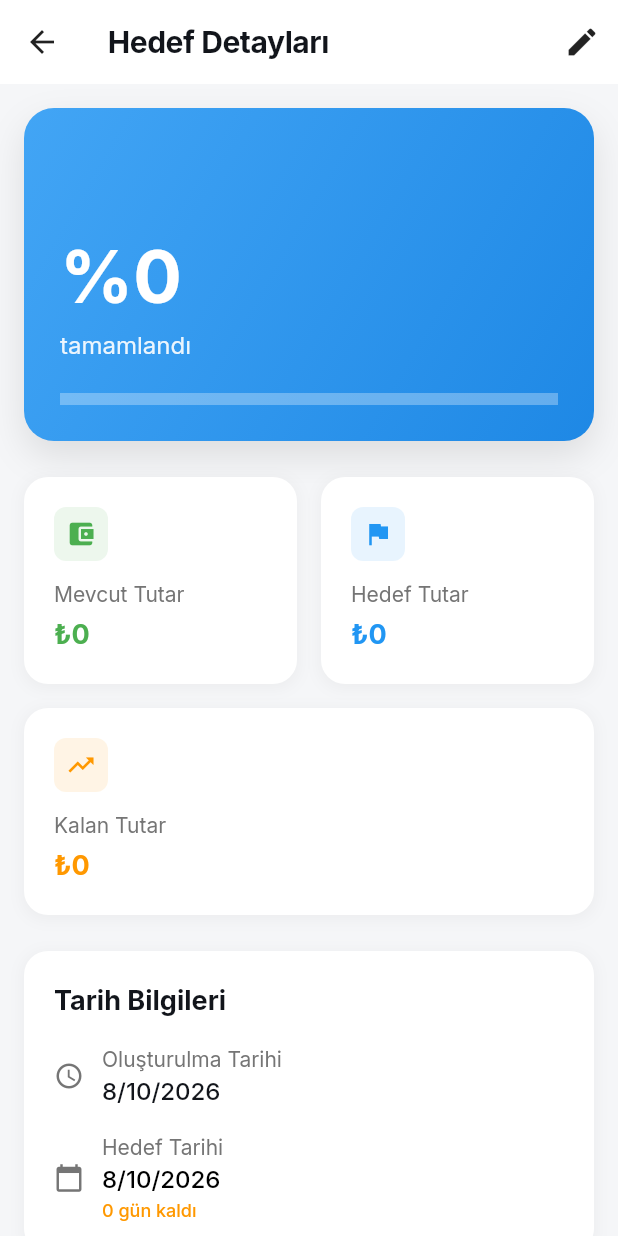
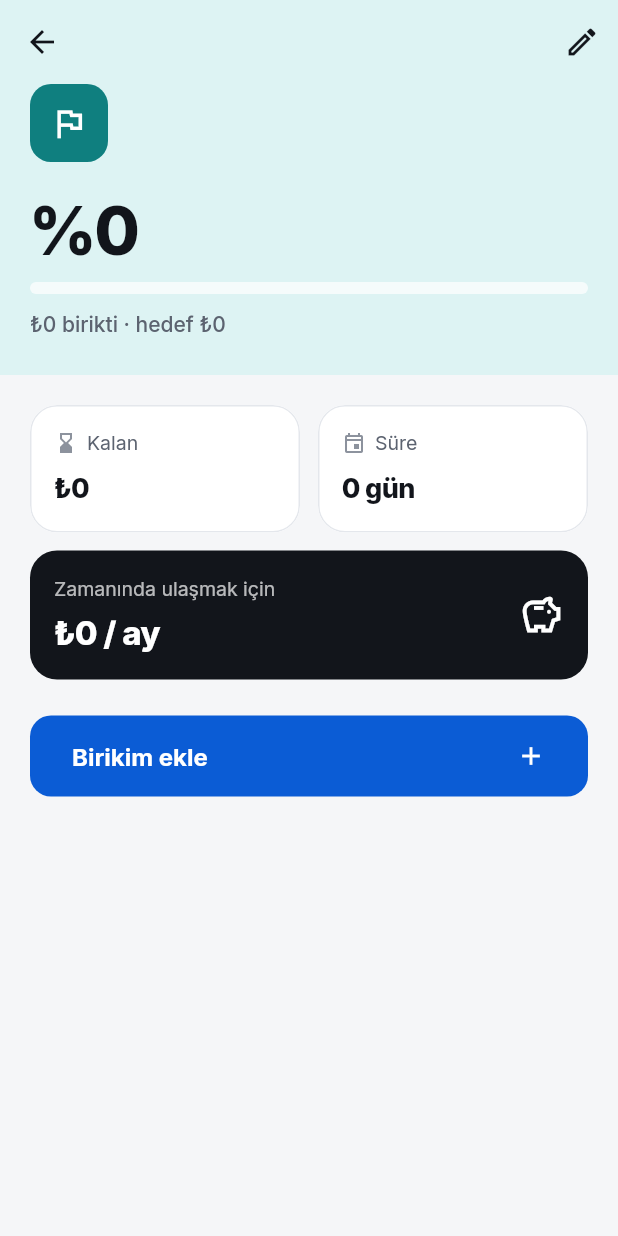
Before and after one commit to androcoderr/finance_app-, a Flutter app: the GoalDetailPage screen opened directly with empty values, on a phone screen of 412 x 824 dp. Run offline on Flutter 3.47's test engine with Material 3 defaults, Android fonts, the phone set to English and light mode, and no system bars; our stand-ins replace firebase_core, firebase_messaging, fl_chart, google_sign_in, image_picker, pdf and 6 more; missing offline and left inert: google_mlkit_text_recognition; accounts and stored records are empty.

Commit message:
Hedef detayı yeni tasarım; Türkçe kutlama penceresi; hedef tarihi hataları
- Hedef detayı: renkli başlık, kalan/süre, aylık birikim ihtiyacı
- easy_conffeti paketi yerine Türkçe kutlama penceresi (İngilizce 'Continue' kalktı)
- Son tarih goal_dates listesinden okunuyor (önceden hep 'belirlenmedi' görünüyordu)
- Hedef düzenlenince yeni son tarih sunucuya gönderiliyor
- Sunucuda olmayan 'oluşturulma tarihi' gösterimi kaldırıldı

Co-Authored-By: Claude Opus 5.5 <noreply@anthropic.com>

```diff
--- a/lib/models/goal_model.dart
+++ b/lib/models/goal_model.dart
@@ -29,10 +29,21 @@ class Goal {
     createdAt: DateTime.parse(
       json['created_at'] ?? DateTime.now().toIso8601String(),
     ),
-    targetDate: json['target_date'] != null
-        ? DateTime.parse(json['target_date'])
-        : null,
+    targetDate: _targetDateFrom(json),
   );
+
+  /// Sunucu son tarihi `goal_dates` listesinde gönderir; en son eklenen geçerlidir
+  static DateTime? _targetDateFrom(Map<String, dynamic> json) {
+    if (json['target_date'] != null) return DateTime.tryParse(json['target_date']);
+    final dates = (json['goal_dates'] as List?)
+            ?.map((d) => DateTime.tryParse('${(d as Map)['date']}'))
+            .whereType<DateTime>()
+            .toList() ??
+        [];
+    if (dates.isEmpty) return null;
+    dates.sort();
+    return dates.last;
+  }
 
   Map<String, dynamic> toJson() => {
     'id': id,
--- a/lib/services/goal_service.dart
+++ b/lib/services/goal_service.dart
@@ -130,6 +130,9 @@ class GoalService {
         'name': goal.name,
         'target_amount': goal.targetAmount,
         'current_amount': goal.currentAmount,
+        // Son tarih değiştiyse sunucu goal_dates kaydını günceller
+        if (goal.targetDate != null)
+          'goal_date': DateFormat('dd-MM-yyyy').format(goal.targetDate!),
       };
 
       print('🔗 PUT Goal URL: $baseUrl/goals/${goal.id}');
--- a/lib/views/widgets/goal_widgets/build_info_card.dart
+++ /dev/null
@@ -1,47 +0,0 @@
-import 'package:flutter/material.dart';
-
-Widget buildInfoCard(String title, String value, IconData icon, Color color) {
-  return Container(
-    padding: EdgeInsets.all(20),
-    decoration: BoxDecoration(
-      color: Colors.white,
-      borderRadius: BorderRadius.circular(16),
-      boxShadow: [
-        BoxShadow(
-          color: Colors.grey.withOpacity(0.1),
-          spreadRadius: 1,
-          blurRadius: 8,
-          offset: Offset(0, 2),
-        ),
-      ],
-    ),
-    child: Column(
-      crossAxisAlignment: CrossAxisAlignment.start,
-      children: [
-        Row(
-          children: [
-            Container(
-              padding: EdgeInsets.all(8),
-              decoration: BoxDecoration(
-                color: color.withOpacity(0.1),
-                borderRadius: BorderRadius.circular(8),
-              ),
-              child: Icon(icon, color: color, size: 20),
-            ),
-          ],
-        ),
-        SizedBox(height: 12),
-        Text(title, style: TextStyle(color: Colors.grey[600], fontSize: 14)),
-        SizedBox(height: 4),
-        Text(
-          value,
-          style: TextStyle(
-            fontSize: 18,
-            fontWeight: FontWeight.bold,
-            color: color,
-          ),
-        ),
-      ],
-    ),
-  );
-}
--- a/lib/views/widgets/goal_widgets/goal_detail_page.dart
+++ b/lib/views/widgets/goal_widgets/goal_detail_page.dart
@@ -1,13 +1,15 @@
 // Hedef Detay Sayfası
 import 'package:flutter/material.dart';
+import '../ui/celebration.dart';
 import 'package:test_borsa/utils/amount_parser.dart';
-import 'package:easy_conffeti/easy_conffeti.dart';
 
 import '../../../models/goal_model.dart';
 import '../../../services/goal_service.dart';
 import '../../../utils/error_handler.dart';
 import '../../goal_page.dart';
-import 'build_info_card.dart';
+import 'package:intl/intl.dart';
+import '../ui/ui.dart';
+import 'goal_style.dart';
 
 class GoalDetailPage extends StatefulWidget {
   final Goal goal;
@@ -30,291 +32,196 @@ class _GoalDetailPageState extends State<GoalDetailPage> {
 
   @override
   Widget build(BuildContext context) {
-    final remainingAmount =
-        currentGoal.targetAmount - currentGoal.currentAmount;
-    final progressPercent = (currentGoal.progress * 100).clamp(0, 100);
-    final isCompleted = currentGoal.progress >= 1.0;
+    final c = context.colors;
+    final g = currentGoal;
+    final style = goalStyle(g);
+    final tone = context.tone(style.tone);
+    final progress = g.progress.clamp(0.0, 1.0);
+    final remaining = (g.targetAmount - g.currentAmount).clamp(0.0, double.infinity);
+    final isCompleted = g.progress >= 1.0;
     final isOverdue =
-        currentGoal.targetDate != null &&
-        currentGoal.targetDate!.isBefore(DateTime.now()) &&
-        !isCompleted;
-
-    int? daysLeft;
-    if (currentGoal.targetDate != null && !isCompleted) {
-      daysLeft = currentGoal.targetDate!.difference(DateTime.now()).inDays;
+        g.targetDate != null && g.targetDate!.isBefore(DateTime.now()) && !isCompleted;
+    final daysLeft = g.targetDate?.difference(DateTime.now()).inDays;
+    double? monthly;
+    if (g.targetDate != null && !isCompleted && !isOverdue) {
+      final now = DateTime.now();
+      var months = (g.targetDate!.year - now.year) * 12 + g.targetDate!.month - now.month;
+      if (months < 1) months = 1;
+      monthly = remaining / months;
     }
 
     return Scaffold(
       appBar: AppBar(
-        title: Text('Hedef Detayları'),
-        backgroundColor: Colors.white,
-        foregroundColor: Colors.black87,
-        elevation: 0,
+        backgroundColor: tone.background,
         actions: [
-          IconButton(icon: Icon(Icons.edit), onPressed: () => _editGoal()),
-        ],
-      ),
-      body: SingleChildScrollView(
-        padding: EdgeInsets.all(16),
-        child: Column(
-          crossAxisAlignment: CrossAxisAlignment.start,
-          children: [
-            // Ana kart
-            Container(
-              width: double.infinity,
-              padding: EdgeInsets.all(24),
-              decoration: BoxDecoration(
-                gradient: LinearGradient(
-                  colors: isCompleted
-                      ? [Colors.green.shade400, Colors.green.shade600]
-                      : [Colors.blue.shade400, Colors.blue.shade600],
-                  begin: Alignment.topLeft,
-                  end: Alignment.bottomRight,
-                ),
-                borderRadius: BorderRadius.circular(20),
-                boxShadow: [
-                  BoxShadow(
-                    color: Colors.black.withOpacity(0.1),
-                    spreadRadius: 0,
-                    blurRadius: 20,
-                    offset: Offset(0, 10),
+          IconButton(
+            tooltip: 'Düzenle',
+            icon: const Icon(Icons.edit_outlined),
+            onPressed: _editGoal,
           ),
         ],
       ),
+      body: ListView(
+        padding: EdgeInsets.zero,
+        children: [
+          Container(
+            color: tone.background,
+            padding: const EdgeInsets.fromLTRB(
+                AppSpace.page, 0, AppSpace.page, AppSpace.xl),
             child: Column(
               crossAxisAlignment: CrossAxisAlignment.start,
               children: [
                 Row(
                   children: [
+                    Container(
+                      width: 52,
+                      height: 52,
+                      decoration: BoxDecoration(
+                        color: tone.foreground,
+                        borderRadius: BorderRadius.circular(14),
+                      ),
+                      child: Icon(style.icon, color: Colors.white, size: 26),
+                    ),
+                    const SizedBox(width: AppSpace.lg),
                     Expanded(
                       child: Text(
-                          currentGoal.name,
-                          style: TextStyle(
-                            color: Colors.white,
-                            fontSize: 24,
-                            fontWeight: FontWeight.bold,
+                        g.name,
+                        style: Theme.of(context).textTheme.headlineSmall,
                       ),
                     ),
-                      ),
-                      if (isCompleted)
-                        Icon(Icons.check_circle, color: Colors.white, size: 32),
                   ],
                 ),
-                  SizedBox(height: 20),
-
-                  // İlerleme yüzdesi
+                const SizedBox(height: AppSpace.xl),
+                Row(
+                  crossAxisAlignment: CrossAxisAlignment.end,
+                  children: [
                     Text(
-                    '%${progressPercent.toInt()}',
+                      Money.percent(progress * 100),
                       style: TextStyle(
-                      color: Colors.white,
-                      fontSize: 48,
-                      fontWeight: FontWeight.bold,
+                        fontSize: 44,
+                        fontWeight: FontWeight.w800,
+                        letterSpacing: -1.6,
+                        color: c.text,
+                        height: 1,
                       ),
                     ),
-                  Text(
-                    'tamamlandı',
-                    style: TextStyle(
-                      color: Colors.white.withOpacity(0.9),
-                      fontSize: 16,
+                    const Spacer(),
+                    if (isCompleted)
+                      StatusPill(
+                        label: 'Tamamlandı',
+                        icon: Icons.check,
+                        foreground: c.income,
+                        background: c.surface,
+                      )
+                    else if (isOverdue)
+                      StatusPill(
+                        label: 'Süresi geçti',
+                        foreground: c.expense,
+                        background: c.surface,
+                      ),
+                  ],
+                ),
+                const SizedBox(height: AppSpace.md),
+                ClipRRect(
+                  borderRadius: BorderRadius.circular(4),
+                  child: LinearProgressIndicator(
+                    value: progress,
+                    minHeight: 8,
+                    color: tone.foreground,
+                    backgroundColor: c.surface.withValues(alpha: 0.7),
                   ),
                 ),
-
-                  SizedBox(height: 20),
-
-                  // İlerleme çubuğu
-                  LinearProgressIndicator(
-                    value: currentGoal.progress.clamp(0.0, 1.0),
-                    backgroundColor: Colors.white.withOpacity(0.3),
-                    valueColor: AlwaysStoppedAnimation<Color>(Colors.white),
-                    minHeight: 8,
+                const SizedBox(height: 10),
+                Text(
+                  '${Money.format(g.currentAmount)} birikti · hedef ${Money.format(g.targetAmount)}',
+                  style: TextStyle(color: c.textMuted, fontWeight: FontWeight.w500),
                 ),
               ],
             ),
           ),
-
-            SizedBox(height: 24),
-
-            // Tutar bilgileri
+          Padding(
+            padding: const EdgeInsets.all(AppSpace.page),
+            child: Column(
+              crossAxisAlignment: CrossAxisAlignment.stretch,
+              children: [
                 Row(
                   children: [
                     Expanded(
-                  child: buildInfoCard(
-                    'Mevcut Tutar',
-                    '₺${_formatMoney(currentGoal.currentAmount)}',
-                    Icons.account_balance_wallet,
-                    Colors.green,
+                      child: _Stat(
+                        label: 'Kalan',
+                        value: Money.format(remaining),
+                        icon: Icons.hourglass_bottom,
                       ),
                     ),
-                SizedBox(width: 16),
+                    const SizedBox(width: AppSpace.md),
                     Expanded(
-                  child: buildInfoCard(
-                    'Hedef Tutar',
-                    '₺${_formatMoney(currentGoal.targetAmount)}',
-                    Icons.flag,
-                    Colors.blue,
+                      child: _Stat(
+                        label: g.targetDate == null ? 'Son tarih' : 'Süre',
+                        value: g.targetDate == null
+                            ? 'Belirlenmedi'
+                            : isCompleted
+                                ? DateFormat('d MMM y', 'tr_TR').format(g.targetDate!)
+                                : isOverdue
+                                    ? '${-daysLeft!} gün geçti'
+                                    : '$daysLeft gün',
+                        icon: Icons.event_outlined,
+                        valueColor: isOverdue ? c.expense : null,
                       ),
                     ),
                   ],
                 ),
-
-            SizedBox(height: 16),
-
-            if (!isCompleted)
-              buildInfoCard(
-                'Kalan Tutar',
-                '₺${_formatMoney(remainingAmount)}',
-                Icons.trending_up,
-                Colors.orange,
+                if (monthly != null) ...[
+                  const SizedBox(height: AppSpace.md),
+                  Container(
+                    padding: const EdgeInsets.all(AppSpace.lg),
+                    decoration: BoxDecoration(
+                      color: c.ink,
+                      borderRadius: BorderRadius.circular(AppRadius.lg),
                     ),
-
-            SizedBox(height: 24),
-
-            // Tarih bilgileri
-            Container(
-              padding: EdgeInsets.all(20),
-              decoration: BoxDecoration(
-                color: Colors.white,
-                borderRadius: BorderRadius.circular(16),
-                boxShadow: [
-                  BoxShadow(
-                    color: Colors.grey.withOpacity(0.1),
-                    spreadRadius: 1,
-                    blurRadius: 8,
-                    offset: Offset(0, 2),
-                  ),
-                ],
-              ),
-              child: Column(
-                crossAxisAlignment: CrossAxisAlignment.start,
+                    child: Row(
                       children: [
-                  Text(
-                    'Tarih Bilgileri',
-                    style: TextStyle(fontSize: 18, fontWeight: FontWeight.bold),
-                  ),
-                  SizedBox(height: 16),
-
-                  Row(
-                    children: [
-                      Icon(Icons.schedule, color: Colors.grey[600], size: 20),
-                      SizedBox(width: 12),
                         Expanded(
                           child: Column(
                             crossAxisAlignment: CrossAxisAlignment.start,
                             children: [
                               Text(
-                              'Oluşturulma Tarihi',
+                                'Zamanında ulaşmak için',
                                 style: TextStyle(
-                                color: Colors.grey[600],
-                                fontSize: 14,
+                                  color: c.onInk.withValues(alpha: 0.7),
+                                  fontSize: 13,
                                 ),
                               ),
+                              const SizedBox(height: 4),
                               Text(
-                              _formatDate(currentGoal.createdAt),
+                                '${Money.format(monthly.ceilToDouble())} / ay',
                                 style: TextStyle(
-                                fontWeight: FontWeight.w500,
-                                fontSize: 16,
+                                  color: c.onInk,
+                                  fontSize: 22,
+                                  fontWeight: FontWeight.w800,
+                                  letterSpacing: -0.5,
                                 ),
+                              ),
+                            ],
+                          ),
+                        ),
+                        Icon(Icons.savings_outlined, color: c.onInk, size: 30),
+                      ],
+                    ),
+                  ),
+                ],
+                const SizedBox(height: AppSpace.xl),
+                if (!isCompleted)
+                  AppButton(
+                    label: 'Birikim ekle',
+                    icon: Icons.add,
+                    onPressed: _showUpdateProgressDialog,
                   ),
               ],
             ),
           ),
         ],
       ),
-
-                  if (currentGoal.targetDate != null) ...[
-                    SizedBox(height: 16),
-                    Row(
-                      children: [
-                        Icon(
-                          Icons.calendar_today,
-                          color: isOverdue ? Colors.red : Colors.grey[600],
-                          size: 20,
-                        ),
-                        SizedBox(width: 12),
-                        Expanded(
-                          child: Column(
-                            crossAxisAlignment: CrossAxisAlignment.start,
-                            children: [
-                              Text(
-                                'Hedef Tarihi',
-                                style: TextStyle(
-                                  color: Colors.grey[600],
-                                  fontSize: 14,
-                                ),
-                              ),
-                              Text(
-                                _formatDate(currentGoal.targetDate!),
-                                style: TextStyle(
-                                  fontWeight: FontWeight.w500,
-                                  fontSize: 16,
-                                  color: isOverdue ? Colors.red : Colors.black,
-                                ),
-                              ),
-                              if (daysLeft != null)
-                                Text(
-                                  isCompleted
-                                      ? 'Hedef tamamlandı'
-                                      : isOverdue
-                                      ? '${daysLeft.abs()} gün gecikti'
-                                      : '$daysLeft gün kaldı',
-                                  style: TextStyle(
-                                    fontSize: 12,
-                                    color: isCompleted
-                                        ? Colors.green
-                                        : isOverdue
-                                        ? Colors.red
-                                        : Colors.orange,
-                                    fontWeight: FontWeight.w500,
-                                  ),
-                                ),
-                            ],
-                          ),
-                        ),
-                      ],
-                    ),
-                  ],
-                ],
-              ),
-            ),
-
-            SizedBox(height: 24),
-
-            // İlerleme güncelleme butonu
-            if (!isCompleted)
-              SizedBox(
-                width: double.infinity,
-                child: ElevatedButton.icon(
-                  onPressed: _showUpdateProgressDialog,
-                  icon: Icon(Icons.add),
-                  label: Text('İlerleme Ekle'),
-                  style: ElevatedButton.styleFrom(
-                    backgroundColor: Colors.green,
-                    foregroundColor: Colors.white,
-                    padding: EdgeInsets.symmetric(vertical: 16),
-                    shape: RoundedRectangleBorder(
-                      borderRadius: BorderRadius.circular(12),
-                    ),
-                  ),
-                ),
-              ),
-          ],
-        ),
-      ),
     );
-  }
-
-  String _formatMoney(double amount) {
-    if (amount >= 1000000) {
-      return '${(amount / 1000000).toStringAsFixed(1)}M';
-    } else if (amount >= 1000) {
-      return '${(amount / 1000).toStringAsFixed(1)}K';
-    } else {
-      return amount.toStringAsFixed(0);
-    }
-  }
-
-  String _formatDate(DateTime date) {
-    return '${date.day}/${date.month}/${date.year}';
   }
 
   void _showUpdateProgressDialog() {
@@ -323,13 +230,13 @@ class _GoalDetailPageState extends State<GoalDetailPage> {
     showDialog(
       context: context,
       builder: (dialogContext) => AlertDialog(
-        title: Text('İlerleme Ekle'),
+        title: Text('Birikim ekle'),
         content: Column(
           mainAxisSize: MainAxisSize.min,
           crossAxisAlignment: CrossAxisAlignment.start,
           children: [
-            Text('Mevcut tutar: ₺${_formatMoney(currentGoal.currentAmount)}'),
-            Text('Hedef tutar: ₺${_formatMoney(currentGoal.targetAmount)}'),
+            Text('Biriken: ${Money.format(currentGoal.currentAmount)}'),
+            Text('Hedef: ${Money.format(currentGoal.targetAmount)}'),
             SizedBox(height: 16),
             TextField(
               controller: amountController,
@@ -367,15 +274,7 @@ class _GoalDetailPageState extends State<GoalDetailPage> {
 
                   if (newAmount >= currentGoal.targetAmount) {
                     if (!mounted) return;
-                    await ConfettiHelper.showConfettiDialog(
-                      confettiType: ConfettiType.celebration,
-                      confettiStyle: ConfettiStyle.star,
-                      animationStyle: AnimationConfetti.fireworks,
-                      colorTheme: ConfettiColorTheme.rainbow,
-                      message: "Tebrikler! Hedefinize ulaştınız! 🎉",
-                      durationInSeconds: 3,
-                      context: context,
-                    );
+                    await showGoalCelebration(context, currentGoal.name);
                   }
 
                   if (!mounted) return;
@@ -429,3 +328,45 @@ class _GoalDetailPageState extends State<GoalDetailPage> {
     );
   }
 }
+
+class _Stat extends StatelessWidget {
+  final String label;
+  final String value;
+  final IconData icon;
+  final Color? valueColor;
+  const _Stat({
+    required this.label,
+    required this.value,
+    required this.icon,
+    this.valueColor,
+  });
+
+  @override
+  Widget build(BuildContext context) {
+    final c = context.colors;
+    return AppCard(
+      child: Column(
+        crossAxisAlignment: CrossAxisAlignment.start,
+        children: [
+          Row(
+            children: [
+              Icon(icon, size: 16, color: c.textFaint),
+              const SizedBox(width: 6),
+              Text(label, style: TextStyle(color: c.textMuted, fontSize: 13)),
+            ],
+          ),
+          const SizedBox(height: 8),
+          Text(
+            value,
+            style: TextStyle(
+              fontSize: 18,
+              fontWeight: FontWeight.w800,
+              letterSpacing: -0.4,
+              color: valueColor ?? c.text,
+            ),
+          ),
+        ],
+      ),
+    );
+  }
+}
--- a/lib/views/widgets/goal_widgets/goal_style.dart
+++ b/lib/views/widgets/goal_widgets/goal_style.dart
@@ -4,7 +4,7 @@ import '../../../models/goal_model.dart';
 import '../../../theme/app_colors.dart';
 import '../../../theme/category_style.dart';
 
-/// Hedefin adına göre ikon, kimliğine göre sabit renk tonu.
+/// Hedefin adına göre ikon ve sabit renk tonu.
 /// (Modelde ikon/renk alanı yok; böylece her hedef her yerde aynı görünür.)
 CategoryStyle goalStyle(Goal goal) {
   final name = goal.name.toLowerCase();
@@ -28,6 +28,8 @@ CategoryStyle goalStyle(Goal goal) {
     }
   }
   const tones = [Tone.teal, Tone.purple, Tone.orange, Tone.pink, Tone.blue, Tone.green];
-  final hash = goal.id.codeUnits.fold<int>(0, (h, c) => (h * 31 + c) & 0x7fffffff);
+  // Renk addan hesaplanır: form önizlemesi ile listedeki kart aynı renkte olur
+  final hash = goal.name.trim().toLowerCase().codeUnits
+      .fold<int>(0, (h, c) => (h * 31 + c) & 0x7fffffff);
   return CategoryStyle(icon, tones[hash % tones.length]);
 }
--- a/pubspec.yaml
+++ b/pubspec.yaml
@@ -50,7 +50,6 @@ dependencies:
   google_mlkit_text_recognition: ^0.17.1
   firebase_messaging: ^16.7.0
   firebase_core: ^4.15.0
-  easy_conffeti: ^0.1.5
   sqflite_common_ffi: ^2.4.3
   sqflite: ^2.4.4+1
   path: ^1.9.1
```
Also changed, not shown: lib/views/goal_page.dart (+5 -23 lines), lib/views/widgets/goal_widgets/build_state_card.dart (deleted, +0 -38 lines), lib/views/widgets/ui/celebration.dart (added, +140 -0 lines), pubspec.lock. Lines whose indentation alone changed are shown as unchanged.
